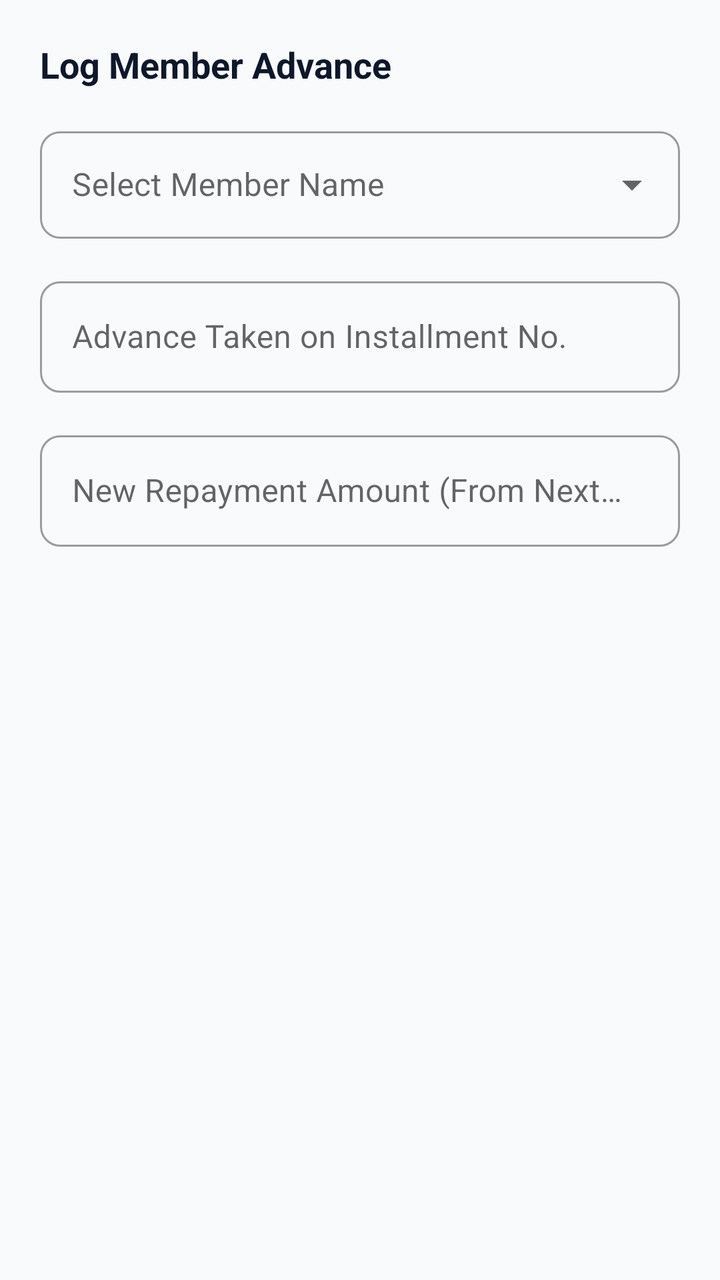
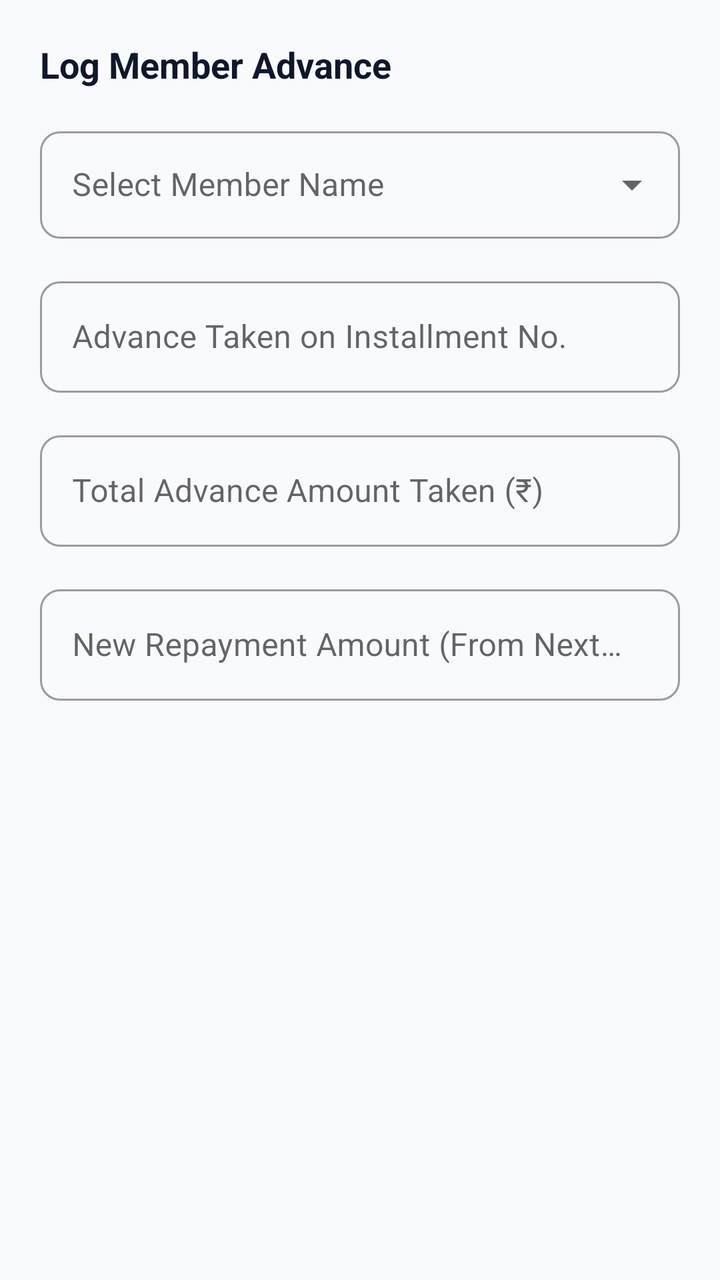

Screens rendered from an Android XML layout before and after an edit, with the pre-edit source and the edit as a unified diff.
<!-- AndroidManifest.xml: application theme Theme.ChitFundManager -->
<!-- res/layout/dialog_log_advance.xml -->
<?xml version="1.0" encoding="utf-8"?>
<ScrollView xmlns:android="http://schemas.android.com/apk/res/android"
    xmlns:app="http://schemas.android.com/apk/res-auto"
    android:layout_width="match_parent"
    android:layout_height="wrap_content"
    android:padding="20dp">

    <LinearLayout
        android:layout_width="match_parent"
        android:layout_height="wrap_content"
        android:orientation="vertical">

        <TextView
            android:layout_width="wrap_content"
            android:layout_height="wrap_content"
            android:text="Log Member Advance"
            android:textColor="#0F172A"
            android:textSize="18sp"
            android:textStyle="bold"
            android:layout_marginBottom="16dp"/>

        <com.google.android.material.textfield.TextInputLayout
            style="@style/Widget.MaterialComponents.TextInputLayout.OutlinedBox.ExposedDropdownMenu"
            android:layout_width="match_parent"
            android:layout_height="wrap_content"
            android:layout_marginBottom="16dp"
            android:hint="Select Member Name"
            app:boxCornerRadiusTopStart="10dp"
            app:boxCornerRadiusTopEnd="10dp"
            app:boxCornerRadiusBottomStart="10dp"
            app:boxCornerRadiusBottomEnd="10dp">
            <AutoCompleteTextView
                android:id="@+id/acMem"
                android:layout_width="match_parent"
                android:layout_height="wrap_content"
                android:inputType="none"
                android:padding="16dp" />
        </com.google.android.material.textfield.TextInputLayout>

        <com.google.android.material.textfield.TextInputLayout
            style="@style/Widget.MaterialComponents.TextInputLayout.OutlinedBox"
            android:layout_width="match_parent"
            android:layout_height="wrap_content"
            android:layout_marginBottom="16dp"
            android:hint="Advance Taken on Installment No."
            app:boxCornerRadiusTopStart="10dp"
            app:boxCornerRadiusTopEnd="10dp"
            app:boxCornerRadiusBottomStart="10dp"
            app:boxCornerRadiusBottomEnd="10dp">
            <com.google.android.material.textfield.TextInputEditText
                android:id="@+id/etInstNum"
                android:layout_width="match_parent"
                android:layout_height="wrap_content"
                android:inputType="number" />
        </com.google.android.material.textfield.TextInputLayout>

        <com.google.android.material.textfield.TextInputLayout
            style="@style/Widget.MaterialComponents.TextInputLayout.OutlinedBox"
            android:layout_width="match_parent"
            android:layout_height="wrap_content"
            android:layout_marginBottom="12dp"
            android:hint="New Repayment Amount (From Next Month)"
            app:boxCornerRadiusTopStart="10dp"
            app:boxCornerRadiusTopEnd="10dp"
            app:boxCornerRadiusBottomStart="10dp"
            app:boxCornerRadiusBottomEnd="10dp">
            <com.google.android.material.textfield.TextInputEditText
                android:id="@+id/etNewAmt"
                android:layout_width="match_parent"
                android:layout_height="wrap_content"
                android:inputType="numberDecimal" />
        </com.google.android.material.textfield.TextInputLayout>

    </LinearLayout>
</ScrollView>
<!-- resources referenced by this layout -->
<resources>
  <style name="Theme.ChitFundManager" parent="Theme.MaterialComponents.Light.DarkActionBar">
          <item name="colorPrimary">#0F172A</item>
          <item name="colorPrimaryDark">#020617</item>
          <item name="colorAccent">#10B981</item>
          
          <item name="android:windowBackground">#F8FAFC</item>
          <item name="cardBackgroundColor">#FFFFFF</item>
  
          <item name="materialAlertDialogTheme">@style/PremiumRoundedAlertDialogTheme</item>
          <item name="shapeAppearanceSmallComponent">@style/PremiumRoundedComponentsSmall</item>
      </style>
  <style name="PremiumRoundedAlertDialogTheme" parent="Theme.MaterialComponents.Light.Dialog.Alert">
          <item name="shapeAppearanceOverlay">@style/PremiumAlertDialogShape</item>
          <item name="backgroundTint">#FFFFFF</item>
      </style>
  <style name="PremiumRoundedComponentsSmall" parent="ShapeAppearance.MaterialComponents.SmallComponent">
          <item name="cornerSize">12dp</item>
      </style>
  <style name="PremiumAlertDialogShape" parent="ShapeAppearance.MaterialComponents.MediumComponent">
          <item name="cornerSize">16dp</item>
      </style>
</resources>

<!-- the commit's change to res/layout/dialog_log_advance.xml (unified diff, before → after) -->
@@ -19,6 +19,7 @@
             android:textStyle="bold"
             android:layout_marginBottom="16dp"/>
 
+        
         <com.google.android.material.textfield.TextInputLayout
             style="@style/Widget.MaterialComponents.TextInputLayout.OutlinedBox.ExposedDropdownMenu"
             android:layout_width="match_parent"
@@ -37,6 +38,7 @@
                 android:padding="16dp" />
         </com.google.android.material.textfield.TextInputLayout>
 
+        
         <com.google.android.material.textfield.TextInputLayout
             style="@style/Widget.MaterialComponents.TextInputLayout.OutlinedBox"
             android:layout_width="match_parent"
@@ -54,6 +56,25 @@
                 android:inputType="number" />
         </com.google.android.material.textfield.TextInputLayout>
 
+        
+        <com.google.android.material.textfield.TextInputLayout
+            style="@style/Widget.MaterialComponents.TextInputLayout.OutlinedBox"
+            android:layout_width="match_parent"
+            android:layout_height="wrap_content"
+            android:layout_marginBottom="16dp"
+            android:hint="Total Advance Amount Taken (₹)"
+            app:boxCornerRadiusTopStart="10dp"
+            app:boxCornerRadiusTopEnd="10dp"
+            app:boxCornerRadiusBottomStart="10dp"
+            app:boxCornerRadiusBottomEnd="10dp">
+            <com.google.android.material.textfield.TextInputEditText
+                android:id="@+id/etAdvanceAmt"
+                android:layout_width="match_parent"
+                android:layout_height="wrap_content"
+                android:inputType="numberDecimal" />
+        </com.google.android.material.textfield.TextInputLayout>
+
+        
         <com.google.android.material.textfield.TextInputLayout
             style="@style/Widget.MaterialComponents.TextInputLayout.OutlinedBox"
             android:layout_width="match_parent"
